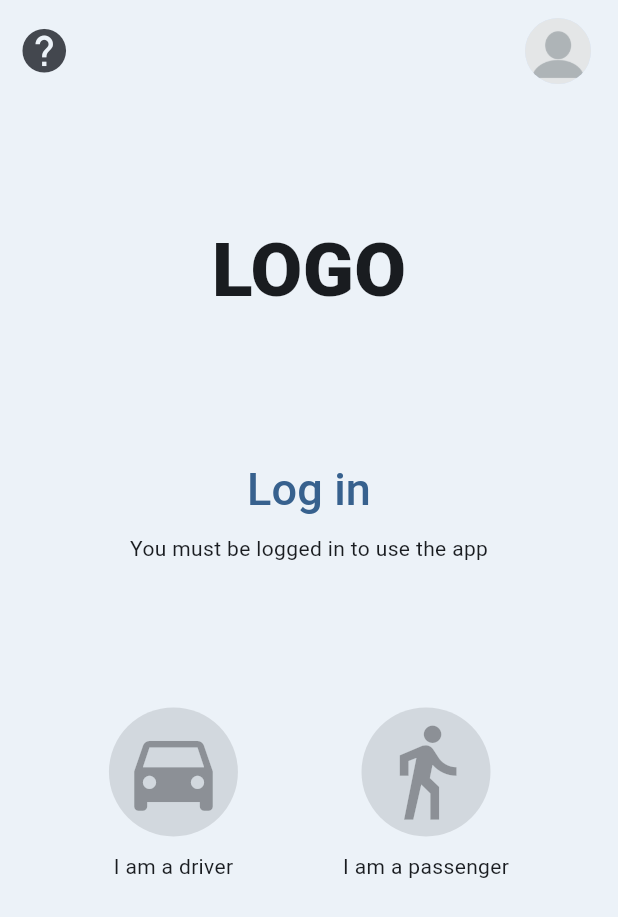
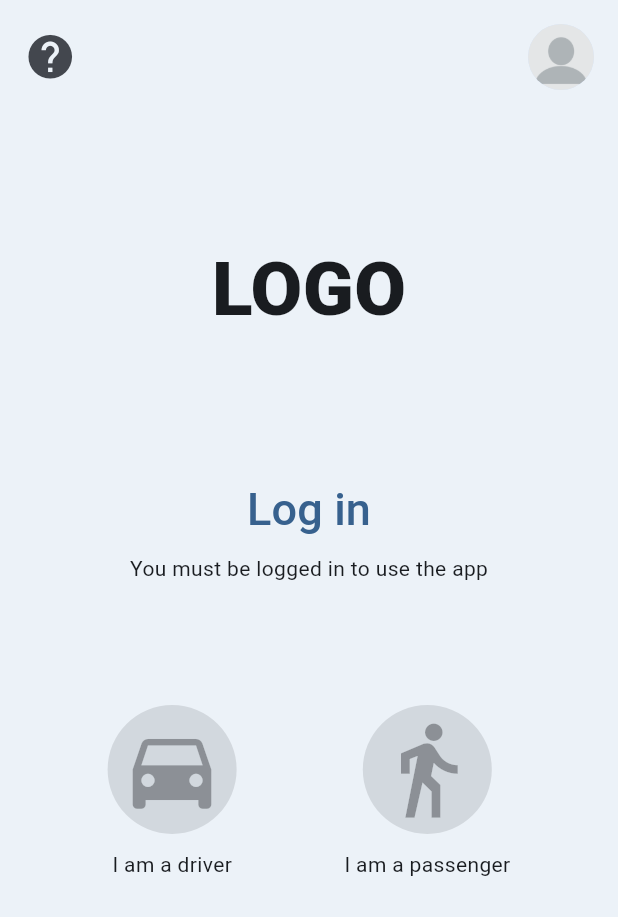
Before and after one commit to StratosGiak/NTUA-Ridehailing-App, a Flutter app: the screen it shows after launch, on a phone screen of 412 x 824 dp. Shown: the top 917 px of the screen. Run offline on Flutter 3.47's test engine with Material 3 defaults, Android fonts, the phone set to English and light mode, and no system bars; our stand-ins replace cached_network_image, diacritic, flutter_cache_manager, flutter_map, flutter_rating_bar, flutter_secure_storage and 4 more; missing offline and left inert: flex_color_picker, flutter_appauth; project files that could hold a hidden picture were left out.

Commit message:
improved layout adaptability

```diff
--- a/lib/constants.dart
+++ b/lib/constants.dart
@@ -21,7 +21,8 @@ final mapBounds = LatLngBounds(
   const LatLng(37.97043, 23.80078),
 );
 
-const busStopRange = 100;
+const busStopPassengerRange = 100;
+const busStopDriverRange = 2500;
 const maxSeperation = 500;
 const arrivalRange = 100;
 const distanceFilter = 10;
--- a/lib/welcome.dart
+++ b/lib/welcome.dart
@@ -24,7 +24,7 @@ class _WelcomePageState extends State<WelcomePage> {
     final decoded = jsonDecode(message);
     final type = decoded['type'];
     final data = decoded['data'];
-    debugPrint('received $data');
+    debugPrint('received $type: $data');
     switch (type) {
       case typeLogin:
         if (data['id'] == null || data['name'] == null) return;
@@ -38,9 +38,6 @@ class _WelcomePageState extends State<WelcomePage> {
         ScaffoldMessenger.of(context).showSnackBar(snackBarNSFW);
         context.read<User>().setCarPicture(data.toString(), null);
         break;
-      default:
-        debugPrint('Invalid type: $type');
-        break;
     }
     setState(() {});
   }
@@ -49,9 +46,7 @@ class _WelcomePageState extends State<WelcomePage> {
     if (!mounted) return;
     if (message == 'done' || message == 'error') {
       context.read<User>().setUser(null);
-      if (SocketConnection.channel.closeCode == 4000) {
-        ScaffoldMessenger.of(context).showSnackBar(snackBarAuth);
-      } else if (SocketConnection.channel.closeCode == 4001) {
+      if (SocketConnection.channel.closeCode == 4001) {
         ScaffoldMessenger.of(context).showSnackBar(snackBarDuplicate);
       } else if (SocketConnection.channel.closeCode != 1000) {
         ScaffoldMessenger.of(context).showSnackBar(snackBarConnectionLost);
@@ -91,39 +86,34 @@ class _WelcomePageState extends State<WelcomePage> {
   Widget build(BuildContext context) {
     return Scaffold(
       body: SafeArea(
-        child: Center(
           child: Column(
-            mainAxisAlignment: MainAxisAlignment.center,
             children: <Widget>[
-              const Padding(padding: EdgeInsets.symmetric(vertical: 2.0)),
-              Row(
-                mainAxisAlignment: MainAxisAlignment.center,
+            Padding(
+              padding: const EdgeInsets.all(8.0),
+              child: Row(
+                mainAxisAlignment: MainAxisAlignment.spaceBetween,
                 children: [
-                  Container(
-                    padding: const EdgeInsets.all(4),
-                    child: IconButton(
+                  IconButton(
                       icon: const Icon(Icons.help),
                       iconSize: 35,
                       onPressed: () => (),
                     ),
-                  ),
-                  const Spacer(flex: 1),
                   ValueListenableBuilder(
                     valueListenable: SocketConnection.connected,
                     builder: (context, value, child) => UserImageButton(
-                      enablePress: value ?? false,
+                      enablePress: value == true,
                       showSignout: false,
                     ),
                   ),
-                  const Padding(padding: EdgeInsets.symmetric(horizontal: 5.0)),
                 ],
               ),
-              const Spacer(flex: 10),
+            ),
+            const Spacer(flex: 1),
               const Text(
                 'LOGO',
                 style: TextStyle(fontSize: 50, fontWeight: FontWeight.w900),
               ),
-              const Spacer(flex: 10),
+            const Spacer(flex: 1),
               ValueListenableBuilder(
                 valueListenable: SocketConnection.connected,
                 builder: (context, value, child) => TextButton(
@@ -145,23 +135,23 @@ class _WelcomePageState extends State<WelcomePage> {
               ValueListenableBuilder(
                 valueListenable: SocketConnection.connected,
                 builder: (context, value, child) => Visibility(
-                  visible: !(value ?? false),
+                visible: value != true,
                   maintainSize: true,
                   maintainAnimation: true,
                   maintainState: true,
                   child: const Text('You must be logged in to use the app'),
                 ),
               ),
-              const Spacer(flex: 12),
+            const Spacer(flex: 1),
               Row(
-                mainAxisAlignment: MainAxisAlignment.center,
+              mainAxisAlignment: MainAxisAlignment.spaceEvenly,
                 children: [
                   ValueListenableBuilder(
                     valueListenable: SocketConnection.connected,
                     builder: (context, value, child) => SubtitledButton(
                       icon: const Icon(Icons.directions_car),
                       subtitle: const Text('I am a driver'),
-                      onPressed: value ?? false
+                    onPressed: value == true
                           ? () => Navigator.push(
                                 context,
                                 MaterialPageRoute(
@@ -171,13 +161,12 @@ class _WelcomePageState extends State<WelcomePage> {
                           : null,
                     ),
                   ),
-                  const Padding(padding: EdgeInsets.all(35)),
                   ValueListenableBuilder(
                     valueListenable: SocketConnection.connected,
                     builder: (context, value, child) => SubtitledButton(
                       icon: const Icon(Icons.directions_walk),
                       subtitle: const Text('I am a passenger'),
-                      onPressed: value ?? false
+                    onPressed: value == true
                           ? () => Navigator.push(
                                 context,
                                 MaterialPageRoute(
@@ -189,11 +178,11 @@ class _WelcomePageState extends State<WelcomePage> {
                   ),
                 ],
               ),
-              const Spacer(flex: 20),
+            const Spacer(flex: 2),
               ValueListenableBuilder(
                 valueListenable: SocketConnection.connected,
                 builder: (context, value, child) => Visibility(
-                  visible: value ?? false,
+                visible: value == true,
                   maintainSize: true,
                   maintainAnimation: true,
                   maintainState: true,
@@ -205,14 +194,12 @@ class _WelcomePageState extends State<WelcomePage> {
                       );
                       if (reply) SocketConnection.connected.value = false;
                     },
-                    child:
-                        const Text('Sign out', style: TextStyle(fontSize: 25)),
+                  child: const Text('Sign out', style: TextStyle(fontSize: 25)),
                   ),
                 ),
               ),
               const Padding(padding: EdgeInsets.all(12)),
             ],
-          ),
         ),
       ),
     );
--- a/lib/widgets/common_widgets.dart
+++ b/lib/widgets/common_widgets.dart
@@ -50,8 +50,8 @@ const snackBarDuplicate = SnackBar(
   ),
 );
 
-class ImageWithPlaceholder extends StatelessWidget {
-  const ImageWithPlaceholder({
+class ImageWithPrompt extends StatelessWidget {
+  const ImageWithPrompt({
     super.key,
     this.imageProvider,
     this.onTap,
@@ -303,7 +303,8 @@ class UserProfileCard extends StatelessWidget {
                 final result = await pickImage(imageQuality: userImageQuality);
                 if (result == null || result.mimeType == null) return;
                 final newImage = await uploadImage(
-                  context.mounted ? context : null,
+                  // ignore: use_build_context_synchronously
+                  context,
                   TypeOfImage.users,
                   result.imagePath!,
                   result.mimeType!,
@@ -338,8 +339,13 @@ class UserAvatar extends StatelessWidget {
               radius: size,
               backgroundImage: imageProvider,
             ),
-            placeholder: (context, url) =>
-                const CircularProgressIndicator.adaptive(),
+            placeholder: (context, url) => Center(
+              child: SizedBox(
+                width: 2 * size,
+                height: 2 * size,
+                child: const CircularProgressIndicator.adaptive(),
+              ),
+            ),
             errorWidget: (context, url, error) => CircleAvatar(
               radius: size,
               backgroundImage:
--- a/lib/widgets/driver_widgets.dart
+++ b/lib/widgets/driver_widgets.dart
@@ -85,7 +85,7 @@ class CarList extends StatelessWidget {
                 ),
                 IconButton(
                   onPressed: () async {
-                    bool? reply = await showAdaptiveDialog<bool>(
+                    final reply = await showAdaptiveDialog<bool>(
                       barrierDismissible: true,
                       context: context,
                       builder: (context) => AlertDialog.adaptive(
@@ -118,7 +118,7 @@ class CarList extends StatelessWidget {
                               ],
                       ),
                     );
-                    if (reply ?? false) {
+                    if (reply == true) {
                       SocketConnection.channel.add(
                         jsonEncode({
                           'type': typeRemoveCar,
```
Also changed, not shown: lib/driver.dart (+16 -15 lines), lib/passenger.dart (+4 -4 lines), lib/utilities.dart (+25 -16 lines).
